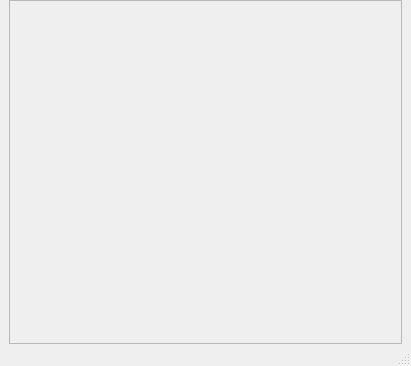
Dragon-qing/ToolKit, file src/mainwindow.ui: the form before one commit.
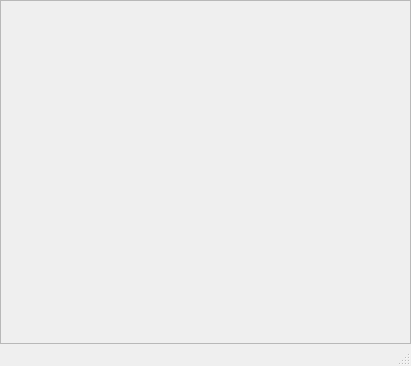
The form after the commit.

```diff
--- a/src/mainwindow.ui
+++ b/src/mainwindow.ui
@@ -16,13 +16,13 @@
   <widget class="QWidget" name="centralwidget">
    <layout class="QVBoxLayout" name="verticalLayout">
     <property name="leftMargin">
-     <number>9</number>
+     <number>0</number>
     </property>
     <property name="topMargin">
      <number>0</number>
     </property>
     <property name="rightMargin">
-     <number>9</number>
+     <number>0</number>
     </property>
     <property name="bottomMargin">
      <number>0</number>
```
Left out of the diff: 2 changed lines with no effect on the pictures.
